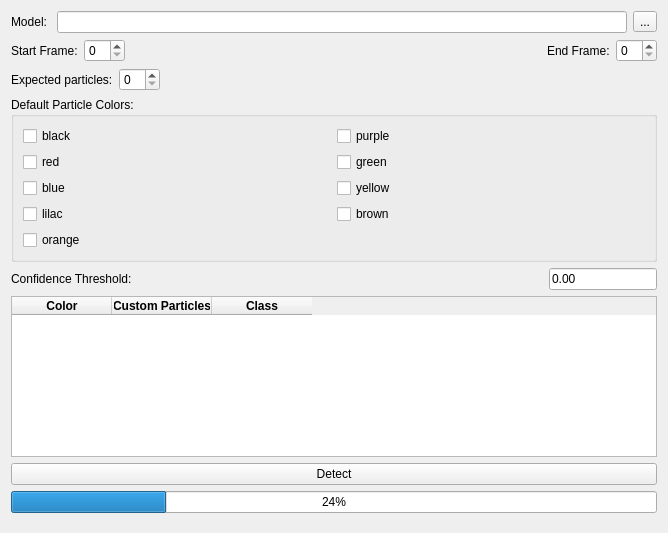
The window that RodTracker/src/extensions/detection/detection_ui.ui (ANP-Granular/ParticleTracking) describes before a commit, drawn with Qt 5.
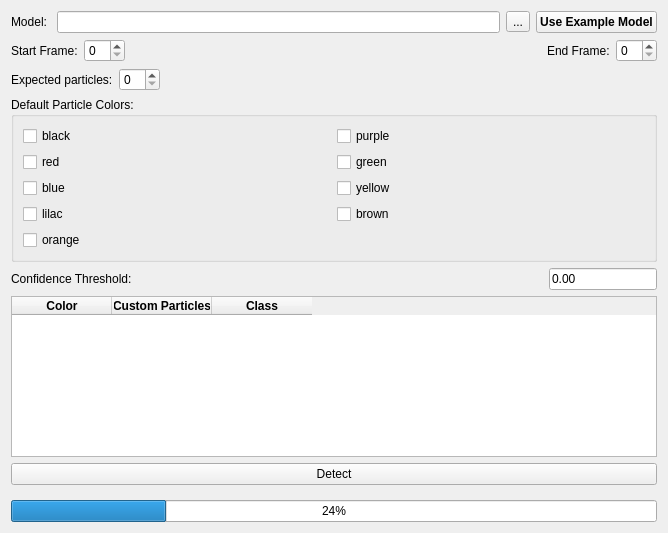
The same window after the commit.

Commit message:
Add option to use an example model for detection
Adds a button to use the published example model used for rod detection.
This will download the model's *.pt file from Zenodo and store it in RodTracker's log directory. Subsequent use of this button will reference this file and only attempts to download it again if it is no longer present.

What changed in the file:
```diff
--- a/RodTracker/src/extensions/detection/detection_ui.ui
+++ b/RodTracker/src/extensions/detection/detection_ui.ui
@@ -15,7 +15,7 @@
   </property>
   <layout class="QVBoxLayout" name="verticalLayout">
    <item>
-    <layout class="QHBoxLayout" name="horizontalLayout_13" stretch="0,0,0">
+    <layout class="QHBoxLayout" name="horizontalLayout_13" stretch="0,0,0,0">
      <item>
       <widget class="QLabel" name="lbl_model">
        <property name="text">
@@ -33,6 +33,19 @@
        </property>
       </widget>
      </item>
+     <item>
+      <widget class="QPushButton" name="pb_use_example">
+       <property name="font">
+        <font>
+         <weight>75</weight>
+         <bold>true</bold>
+        </font>
+       </property>
+       <property name="text">
+        <string>Use Example Model</string>
+       </property>
+      </widget>
+     </item>
     </layout>
    </item>
    <item>
@@ -254,16 +267,6 @@
      </property>
     </widget>
    </item>
-   <item>
-    <widget class="QProgressBar" name="progress_detection">
-     <property name="value">
-      <number>24</number>
-     </property>
-     <property name="invertedAppearance">
-      <bool>false</bool>
-     </property>
-    </widget>
-   </item>
    <item>
     <spacer name="verticalSpacer_4">
      <property name="orientation">
@@ -277,6 +280,16 @@
      </property>
     </spacer>
    </item>
+   <item>
+    <widget class="QProgressBar" name="progress_detection">
+     <property name="value">
+      <number>24</number>
+     </property>
+     <property name="invertedAppearance">
+      <bool>false</bool>
+     </property>
+    </widget>
+   </item>
   </layout>
  </widget>
  <resources/>
```
The commit also changes 2 other files.
